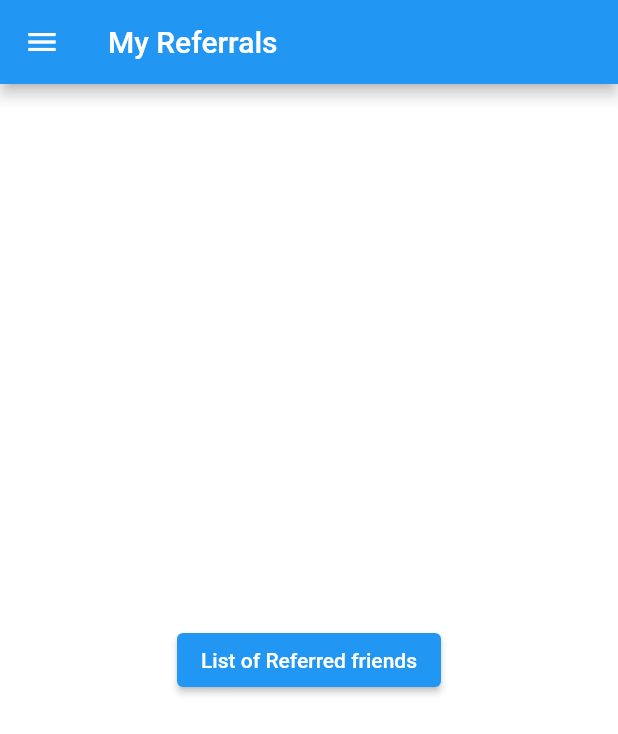
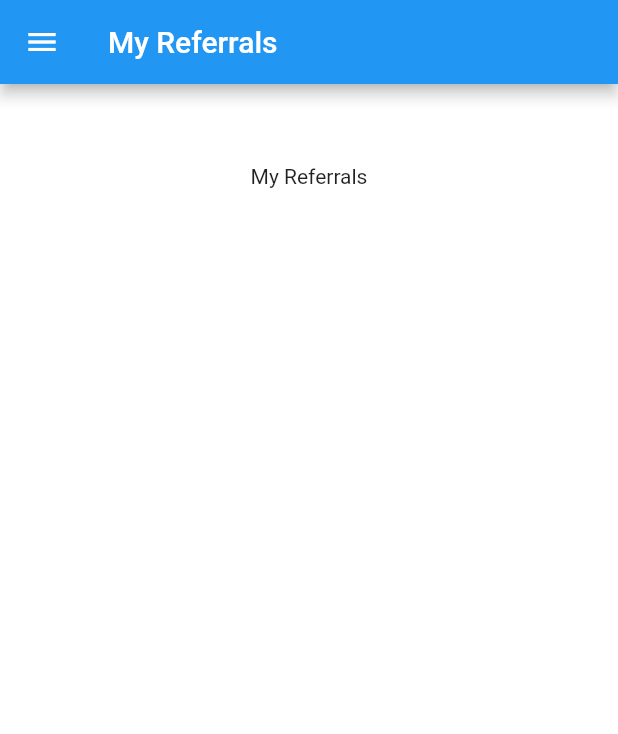
Before and after one commit to abdullahabid04/flutterapp, a Flutter app: the ReferralProgram screen opened directly, on a phone screen of 412 x 824 dp. Shown: the top 734 px of the screen. Run offline on Flutter 3.47's test engine with Material 2 defaults, Android fonts, the phone set to English and light mode, and no system bars; our stand-ins replace flutter_svg.

Commit message:
fourth commit

```diff
--- a/lib/UserDashBoard/SideBarScreens/referralprogram.dart
+++ b/lib/UserDashBoard/SideBarScreens/referralprogram.dart
@@ -1,12 +1,22 @@
 import 'package:flutter/material.dart';
+import '/components/rounded_input_field.dart';
+import '/components/rounded_button.dart';
 
 class ReferProgram extends StatelessWidget {
   const ReferProgram({Key? key}) : super(key: key);
 
   @override
   Widget build(BuildContext context) {
+    Size size = MediaQuery.of(context).size;
     return SingleChildScrollView(
       scrollDirection: Axis.vertical,
+      child: Column(children: [
+        Container(
+          height: size.height * 0.15,
+          alignment: Alignment.center,
+          child: Text("My Referrals"),
+        ),
+      ]),
     );
   }
 }
--- a/lib/UserDashBoard/sidebarroutes.dart
+++ b/lib/UserDashBoard/sidebarroutes.dart
@@ -1,6 +1,7 @@
 import 'package:flutter/material.dart';
 import 'mydrawer.dart';
 import 'SideBarScreens/mydevices.dart';
+import 'SideBarScreens/referralprogram.dart';
 
 class ScanForQuality extends StatelessWidget {
   const ScanForQuality({Key? key}) : super(key: key);
@@ -151,7 +152,6 @@ class ContactUs extends StatelessWidget {
 
 class ReferralProgram extends StatelessWidget {
   const ReferralProgram({Key? key}) : super(key: key);
-
   @override
   Widget build(BuildContext context) {
     return Scaffold(
@@ -159,14 +159,7 @@ class ReferralProgram extends StatelessWidget {
         title: const Text('My Referrals'),
       ),
       drawer: MyDrawer(),
-      body: Center(
-        child: ElevatedButton(
-          child: const Text('List of Referred friends'),
-          onPressed: () {
-            // Navigate to second route when tapped.
-          },
-        ),
-      ),
+      body: ReferProgram(),
     );
   }
 }
```
Also changed, not shown: lib/components/rounded_input_field.dart (+6 -6 lines).
